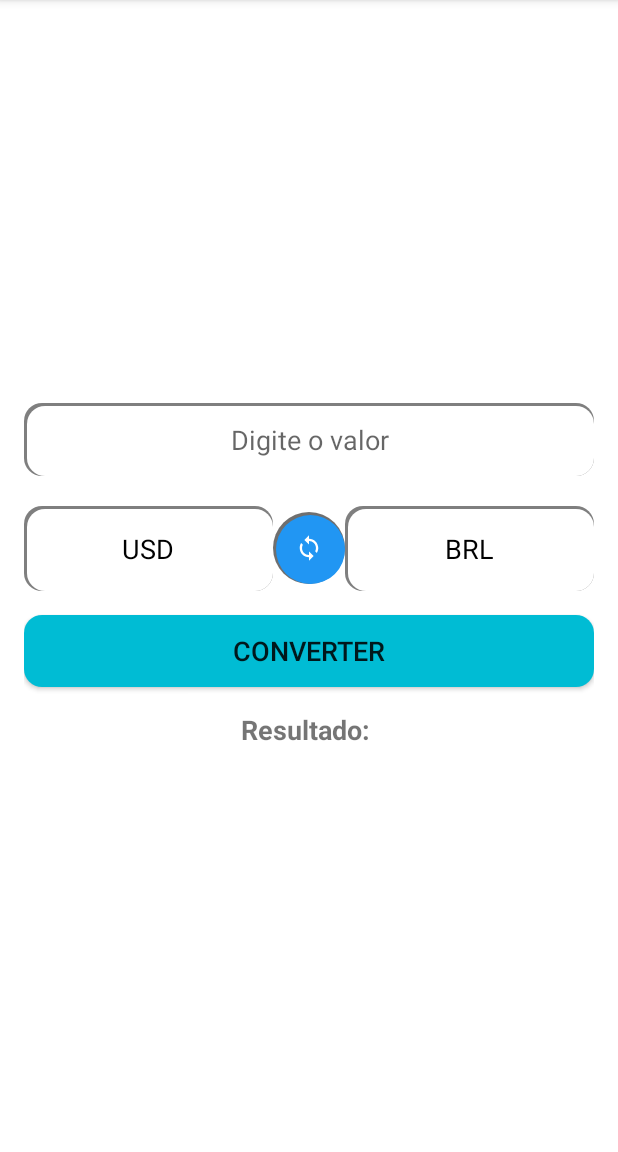
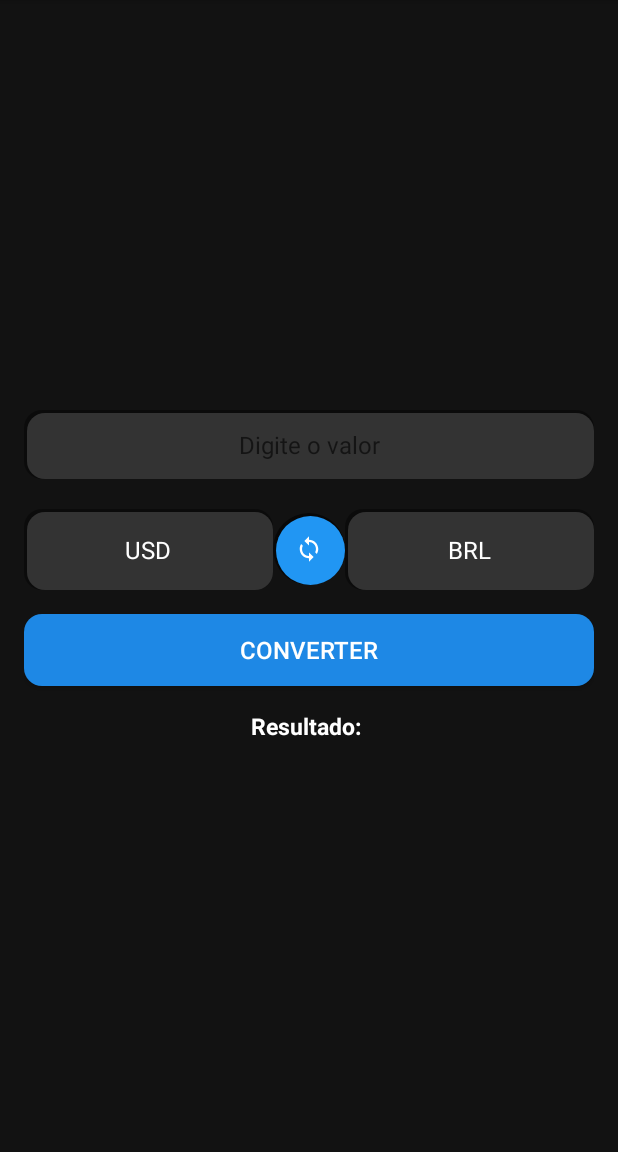
Before and after one commit to CasposoBR/ConversorMoedas, an Android app built with Jetpack Compose: the screen it shows after launch (MainActivity), on a phone screen of 412 x 824 dp, the part 84-1236 px from its top. Run offline under Robolectric (Android 15) with nearby library versions, the phone set to English and light mode, and no system bars.

Commit message:
patch note 1.1: mudança na interface e mudança no nome dos colors .

```diff
--- a/app/src/main/res/drawable/button_rounded.xml
+++ b/app/src/main/res/drawable/button_rounded.xml
@@ -2,6 +2,6 @@
 <shape xmlns:android="http://schemas.android.com/apk/res/android"
     android:shape="rectangle">
     <corners android:radius="12dp"/>
-    <solid android:color="#00BCD4"/>
+    <solid android:color="#1E88E5"/>
     <padding android:left="8dp" android:top="8dp" android:right="8dp" android:bottom="8dp"/>
 </shape>
--- a/app/src/main/res/drawable/rounded_background.xml
+++ b/app/src/main/res/drawable/rounded_background.xml
@@ -2,7 +2,7 @@
     <!-- Camada da sombra -->
     <item>
         <shape android:shape="rectangle">
-            <solid android:color="#80000000"/> <!-- Cor da sombra (transparente) -->
+            <solid android:color="#60000000"/> <!-- Cor da sombra (transparente) -->
             <corners android:radius="12dp"/>
         </shape>
     </item>
@@ -10,7 +10,7 @@
     <!-- Camada do fundo branco -->
     <item android:left="2dp" android:top="2dp">
         <shape android:shape="rectangle">
-            <solid android:color="#FFFFFF"/>
+            <solid android:color="#333333"/>
             <corners android:radius="12dp"/>
         </shape>
     </item>
--- a/app/src/main/res/layout/activity_main.xml
+++ b/app/src/main/res/layout/activity_main.xml
@@ -5,7 +5,7 @@
     android:orientation="vertical"
     android:padding="16dp"
     android:gravity="center"
-    android:background="@android:color/white">
+    android:background="@color/backgroundDark">
 
     <!-- Campo de entrada do valor -->
     <EditText
@@ -14,8 +14,9 @@
         android:layout_height="wrap_content"
         android:hint="Digite o valor"
         android:inputType="numberDecimal"
-        android:textSize="18sp"
+        android:textSize="16sp"
         android:padding="12dp"
+        android:textColor="@color/textPrimary"
         android:background="@drawable/rounded_background"
         android:textAlignment="center"/>
 
@@ -37,8 +38,8 @@
             android:padding="16dp"
             android:gravity="center"
             android:background="@drawable/rounded_background"
-            android:textColor="@android:color/black"
-            android:textSize="18sp"/>
+            android:textColor="@color/textPrimary"
+            android:textSize="16sp"/>
 
         <!-- Botão para troca das moedas -->
         <ImageButton
@@ -60,8 +61,8 @@
             android:padding="16dp"
             android:gravity="center"
             android:background="@drawable/rounded_background"
-            android:textColor="@android:color/black"
-            android:textSize="18sp"/>
+            android:textColor="@color/textPrimary"
+            android:textSize="16sp"/>
     </LinearLayout>
 
     <!-- Botão para converter -->
@@ -70,7 +71,8 @@
         android:layout_width="match_parent"
         android:layout_height="wrap_content"
         android:text="Converter"
-        android:textSize="18sp"
+        android:textColor="@color/textPrimary"
+        android:textSize="16sp"
         android:layout_marginTop="16dp"
         android:background="@drawable/button_rounded"/>
 
@@ -80,8 +82,9 @@
         android:layout_width="match_parent"
         android:layout_height="wrap_content"
         android:text="Resultado: "
-        android:textSize="18sp"
+        android:textSize="15sp"
         android:textStyle="bold"
+        android:textColor="@color/textPrimary"
         android:layout_marginTop="16dp"
         android:gravity="center"/>
 </LinearLayout>
--- a/app/src/main/res/values/colors.xml
+++ b/app/src/main/res/values/colors.xml
@@ -1,10 +1,8 @@
 <?xml version="1.0" encoding="utf-8"?>
 <resources>
-    <color name="purple_200">#FFBB86FC</color>
-    <color name="purple_500">#FF6200EE</color>
-    <color name="purple_700">#FF3700B3</color>
-    <color name="teal_200">#FF03DAC5</color>
-    <color name="teal_700">#FF018786</color>
-    <color name="black">#FF000000</color>
-    <color name="white">#FFFFFFFF</color>
+    <color name="backgroundDark">#121212</color> <!-- Fundo principal -->
+    <color name="textPrimary">#FFFFFF</color> <!-- Texto claro -->
+    <color name="buttonDark">#1E88E5</color> <!-- Azul escuro para botões -->
+    <color name="inputBackground">#333333</color> <!-- Fundo das caixas de texto -->
+    <color name="white">#FFFFFF</color>
 </resources>
```
